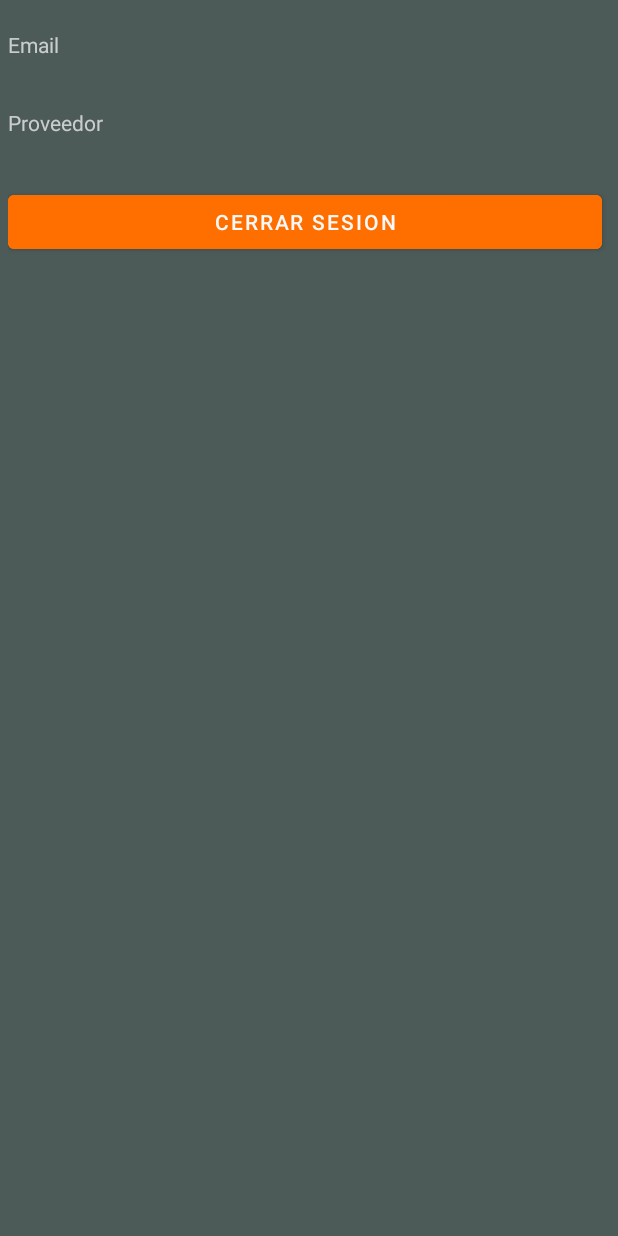
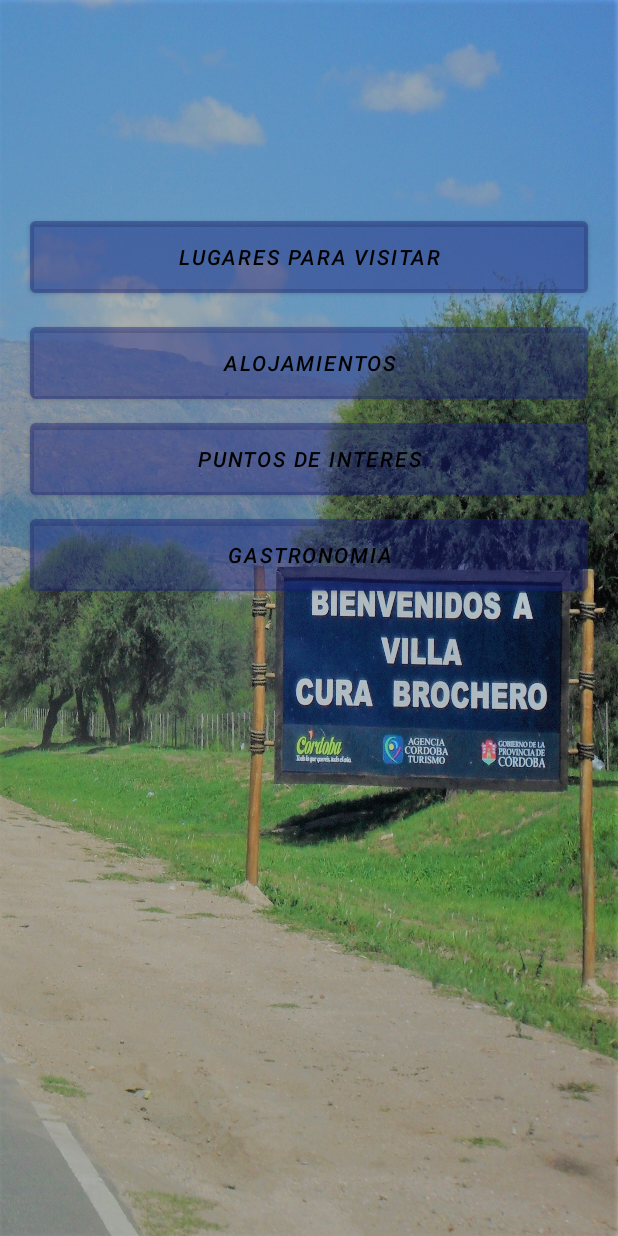
Before and after one commit to EstebanLescano/InfoVCBrochero2.0, an Android app: the layout activity_home.xml on its own in the app's theme, with its tools: preview values and no code run, on a phone screen of 412 x 824 dp. Run offline under Robolectric (Android 15) with nearby library versions, the phone set to English and light mode, and no system bars.

Commit message:
activity home

```diff
--- a/app/src/main/res/layout/activity_home.xml
+++ b/app/src/main/res/layout/activity_home.xml
@@ -4,62 +4,71 @@
     xmlns:tools="http://schemas.android.com/tools"
     android:layout_width="match_parent"
     android:layout_height="match_parent"
-    android:background="#4C5A58"
-    tools:context=".HomeActivity">
+    android:background="@drawable/bienvenida_brochero"
+    tools:context=".HomeActivity"
+    tools:layout_editor_absoluteX="-4dp"
+    tools:layout_editor_absoluteY="-33dp">
 
-    <LinearLayout
-        android:id="@+id/linearLayout"
-        android:layout_width="0dp"
-        android:layout_height="wrap_content"
-        android:orientation="vertical"
-        android:layout_marginTop="20dp"
-        android:layout_marginStart="5dp"
-        android:layout_marginEnd="5dp"
-        app:layout_constraintLeft_toLeftOf="parent"
-        app:layout_constraintRight_toRightOf="parent"
+    <Button
+        android:id="@+id/Visitar"
+        android:layout_width="match_parent"
+        android:layout_height="60dp"
+        android:layout_marginStart="@dimen/browser_actions_context_menu_min_padding"
+        android:layout_marginEnd="@dimen/browser_actions_context_menu_min_padding"
+        android:layout_marginBottom="5dp"
+        android:text="@string/visitar"
+        android:backgroundTint="@color/colorbutton"
+        android:textStyle="italic"
+        android:textColor="@color/black"
+        app:layout_constraintBottom_toTopOf="@+id/alojamiento"
+        app:layout_constraintEnd_toEndOf="parent"
+        app:layout_constraintEnd_toStartOf="parent"
+        app:layout_constraintHorizontal_bias="0.0"
+        app:layout_constraintStart_toStartOf="parent"
         app:layout_constraintTop_toTopOf="parent"
-        app:layout_constraintVertical_bias="0.552">
+        app:layout_constraintVertical_bias="0.962" />
 
-        <TextView
-            android:id="@+id/textViewEmail"
-            android:layout_width="match_parent"
-            android:layout_height="40dp"
-            android:text="Email" />
+    <Button
+        android:id="@+id/alojamiento"
+        android:layout_width="match_parent"
+        android:layout_height="60dp"
+        android:layout_marginStart="@dimen/browser_actions_context_menu_min_padding"
+        android:layout_marginEnd="@dimen/browser_actions_context_menu_min_padding"
+        android:layout_marginBottom="4dp"
+        android:text="@string/alojamiento"
+        android:backgroundTint="@color/colorbutton"
+        android:textStyle="italic"
+        android:textColor="@color/black"
+        app:layout_constraintBottom_toTopOf="@+id/puntosdeinteres"
+        tools:layout_editor_absoluteX="16dp" />
 
-        <Space
-            android:layout_width="match_parent"
-            android:layout_height="12dp" />
+    <Button
+        android:id="@+id/puntosdeinteres"
+        android:layout_width="match_parent"
+        android:layout_height="60dp"
+        android:layout_marginStart="@dimen/browser_actions_context_menu_min_padding"
+        android:layout_marginEnd="@dimen/browser_actions_context_menu_min_padding"
+        android:layout_marginBottom="4dp"
+        android:text="@string/puntosdeinteres"
+        android:backgroundTint="@color/colorbutton"
+        android:textStyle="italic"
+        android:textColor="@color/black"
+        app:layout_constraintBottom_toTopOf="@+id/gastronomia"
+        tools:layout_editor_absoluteX="16dp" />
 
-        <TextView
-            android:id="@+id/textViewSaludo"
-            android:layout_width="match_parent"
-            android:layout_height="40dp"
-            android:text="Proveedor" />
+    <Button
+        android:id="@+id/gastronomia"
+        android:layout_width="match_parent"
+        android:layout_height="60dp"
+        android:layout_marginStart="@dimen/browser_actions_context_menu_min_padding"
+        android:layout_marginEnd="@dimen/browser_actions_context_menu_min_padding"
+        android:layout_marginBottom="424dp"
+        android:text="@string/gastronomia"
+        android:backgroundTint="@color/colorbutton"
+        android:textStyle="italic"
+        android:textColor="@color/black"
+        app:layout_constraintBottom_toBottomOf="parent"
+        tools:layout_editor_absoluteX="16dp" />
 
-        <Space
-            android:layout_width="match_parent"
-            android:layout_height="12dp" />
-
-        <LinearLayout
-            android:layout_width="match_parent"
-            android:layout_height="wrap_content"
-            android:orientation="horizontal">
-
-            <Button
-                android:id="@+id/logoutbutton"
-                android:layout_width="wrap_content"
-                android:layout_height="wrap_content"
-                android:layout_weight="1"
-                android:backgroundTint="@color/colorAccent"
-                android:text="@string/cerrarSesion"
-                android:textColor="@color/white" />
-
-            <Space
-                android:layout_width="5dp"
-                android:layout_height="wrap_content" />
-
-        </LinearLayout>
-
-    </LinearLayout>
 
 </androidx.constraintlayout.widget.ConstraintLayout>
--- a/app/src/main/res/values/colors.xml
+++ b/app/src/main/res/values/colors.xml
@@ -4,7 +4,7 @@
     <color name="colorPrimaryDark">#2C384A</color>
     <color name="colorAccent">#FF6F00</color>
     <color name="colorBackground">#ECEFF1</color>
-    <color name="white">#FAF8F8</color>
+    <color name="colorbutton">#401A237E</color>
     <color name="purple_200">#FFBB86FC</color>
     <color name="purple_500">#FF6200EE</color>
     <color name="purple_700">#FF3700B3</color>
--- a/app/src/main/res/values/strings.xml
+++ b/app/src/main/res/values/strings.xml
@@ -8,4 +8,8 @@
     <string name="Email">Email</string>
     <string name="password">password</string>
     <string name="cerrarSesion">Cerrar Sesion</string>
+    <string name="visitar">Lugares para visitar</string>
+    <string name="alojamiento">Alojamientos</string>
+    <string name="puntosdeinteres">Puntos de Interes</string>
+    <string name="gastronomia">Gastronomia</string>
 </resources>
```
Also changed, not shown: app/src/main/res/drawable/bienvenida_brochero.png (added), app/src/main/res/drawable/monumento.png (added).
